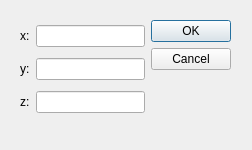
This is EscultorUI/dialognovo.ui in diskrat/escultorPA as Qt 5 draws it before an edit. The edited form follows.
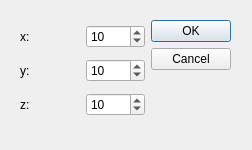
This is the edited form.

```diff
--- a/EscultorUI/dialognovo.ui
+++ b/EscultorUI/dialognovo.ui
@@ -35,7 +35,11 @@
          </widget>
         </item>
         <item>
-         <widget class="QLineEdit" name="lineEditX"/>
+         <widget class="QSpinBox" name="spinBoxX">
+          <property name="value">
+           <number>10</number>
+          </property>
+         </widget>
         </item>
        </layout>
       </item>
@@ -49,7 +53,11 @@
          </widget>
         </item>
         <item>
-         <widget class="QLineEdit" name="lineEditY"/>
+         <widget class="QSpinBox" name="spinBoxY">
+          <property name="value">
+           <number>10</number>
+          </property>
+         </widget>
         </item>
        </layout>
       </item>
@@ -63,7 +71,11 @@
          </widget>
         </item>
         <item>
-         <widget class="QLineEdit" name="lineEditZ"/>
+         <widget class="QSpinBox" name="spinBoxZ">
+          <property name="value">
+           <number>10</number>
+          </property>
+         </widget>
         </item>
        </layout>
       </item>
```
